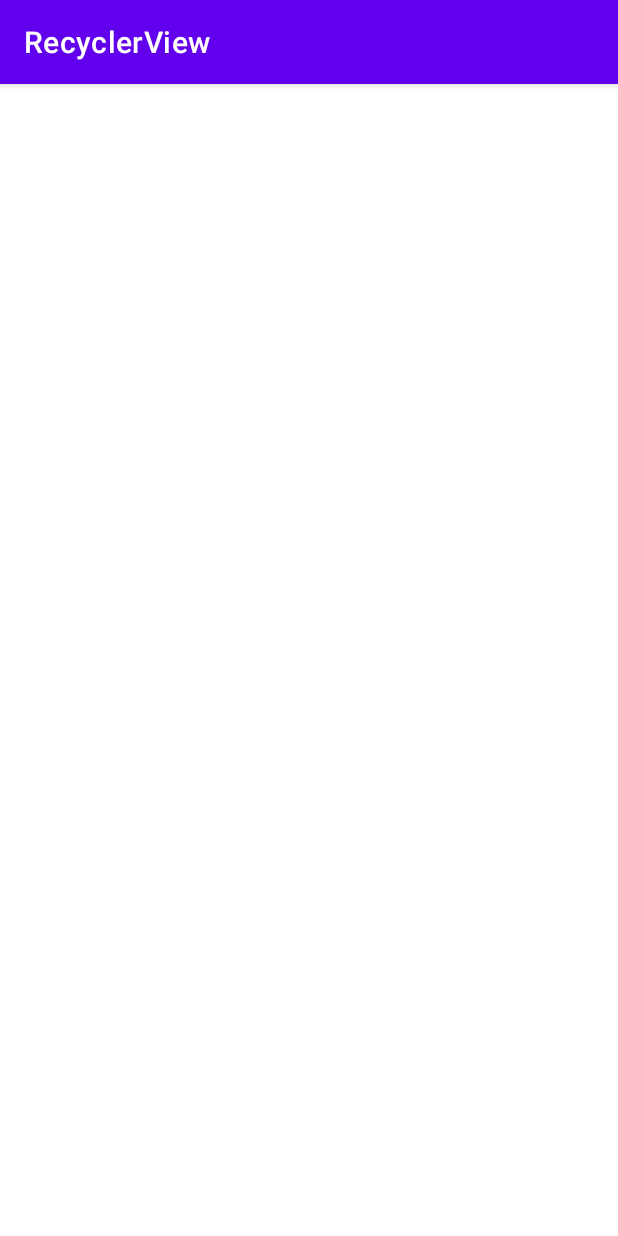
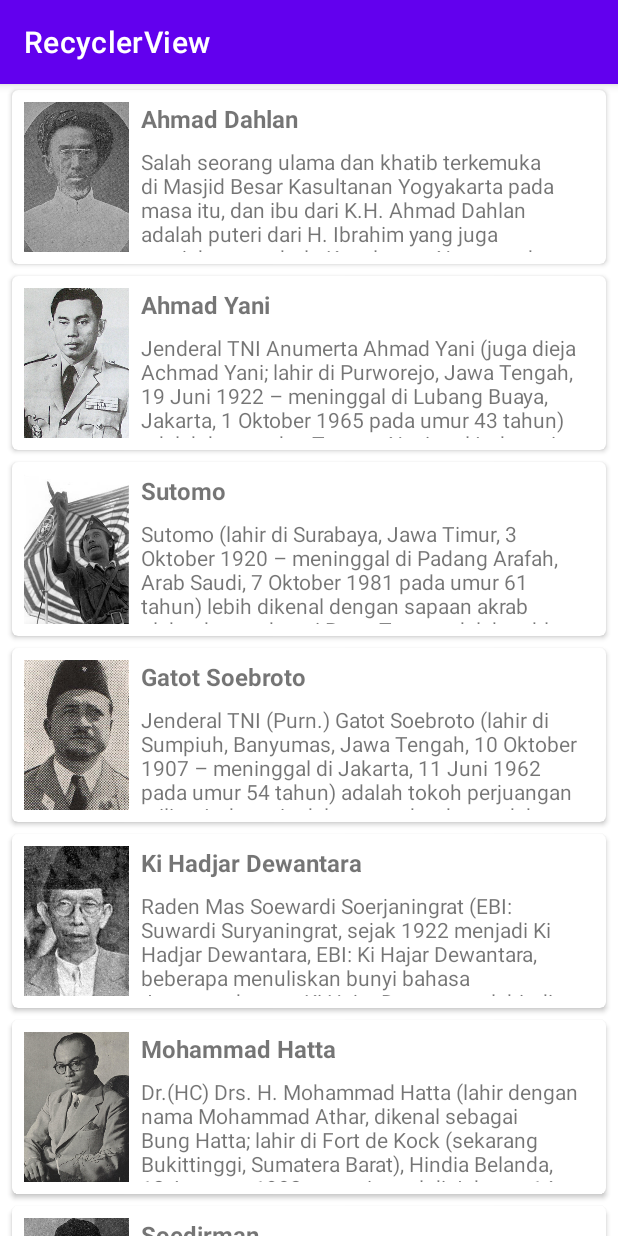
Before and after one commit to AryaSuryaaa/belajar-membuat-aplikasi-android-untuk-pemula, an Android app: the screen it shows after launch (MainActivity), on a phone screen of 412 x 824 dp. Run offline under Robolectric (Android 15) with nearby library versions, the phone set to English and light mode, and no system bars.

Commit message:
add fungsi memanggil data di MainActivity.kt

```diff
--- a/RecyclerView/app/src/main/java/com/surya/recyclerview/MainActivity.kt
+++ b/RecyclerView/app/src/main/java/com/surya/recyclerview/MainActivity.kt
@@ -2,10 +2,43 @@ package com.surya.recyclerview
 
 import androidx.appcompat.app.AppCompatActivity
 import android.os.Bundle
+import androidx.recyclerview.widget.LinearLayoutManager
+import androidx.recyclerview.widget.RecyclerView
 
 class MainActivity : AppCompatActivity() {
+
+    // Inisialisasi
+    private lateinit var rvHeroes: RecyclerView
+    private val list = ArrayList<Hero>()
+
     override fun onCreate(savedInstanceState: Bundle?) {
         super.onCreate(savedInstanceState)
         setContentView(R.layout.activity_main)
+
+        rvHeroes = findViewById(R.id.rv_heores)
+        rvHeroes.setHasFixedSize(true)
+
+        list.addAll(getListHeroes())
+        showRecyclerList()
+
+    }
+
+    // Memanggil Data
+    private fun getListHeroes(): ArrayList<Hero> {
+        val dataName = resources.getStringArray(R.array.data_name)
+        val dataDescription = resources.getStringArray(R.array.data_description)
+        val dataPhoto = resources.obtainTypedArray(R.array.data_photo)
+        val listHero = ArrayList<Hero>()
+        for (i in dataName.indices) {
+            val hero = Hero(dataName[i], dataDescription[i], dataPhoto.getResourceId(i, -1))
+            listHero.add(hero)
+        }
+        return  listHero
+    }
+
+    private fun showRecyclerList() {
+        rvHeroes.layoutManager = LinearLayoutManager(this)
+        val listHeroAdapter = ListHeroAdapter(list)
+        rvHeroes.adapter = listHeroAdapter
     }
 }
--- a/RecyclerView/app/src/main/res/layout/item_row_hero.xml
+++ b/RecyclerView/app/src/main/res/layout/item_row_hero.xml
@@ -4,8 +4,7 @@
     xmlns:tools="http://schemas.android.com/tools"
     android:id="@+id/card_view"
     android:layout_width="match_parent"
-    android:layout_height="match_parent"
-    android:layout_gravity="center"
+    android:layout_height="wrap_content"
     android:layout_marginStart="8dp"
     android:layout_marginTop="4dp"
     android:layout_marginEnd="8dp"
@@ -23,7 +22,7 @@
             android:layout_height="100dp"
             android:scaleType="centerCrop"
             card_view:layout_constraintBottom_toBottomOf="parent"
-            card_view:layout_constraintSart_toStartOf="parent"
+            card_view:layout_constraintStart_toStartOf="parent"
             card_view:layout_constraintTop_toTopOf="parent"
             tools:src="@tools:sample/avatars" />
 
@@ -46,7 +45,7 @@
             android:id="@+id/tv_item_description"
             android:layout_width="0dp"
             android:layout_height="0dp"
-            android:layout_marginTop="0dp"
+            android:layout_marginTop="8dp"
             android:ellipsize="end"
             android:maxLines="5"
             card_view:layout_constraintBottom_toBottomOf="@id/img_item_photo"
--- a/RecyclerView/app/src/main/res/values/strings.xml
+++ b/RecyclerView/app/src/main/res/values/strings.xml
@@ -1,5 +1,4 @@
 <resources>
-    <string name="app_name">RecyclerView</string>
     <string name="app_name">RecyclerView</string>
 
     <string name="heroes_name">Nama Pahlawan</string>
```
